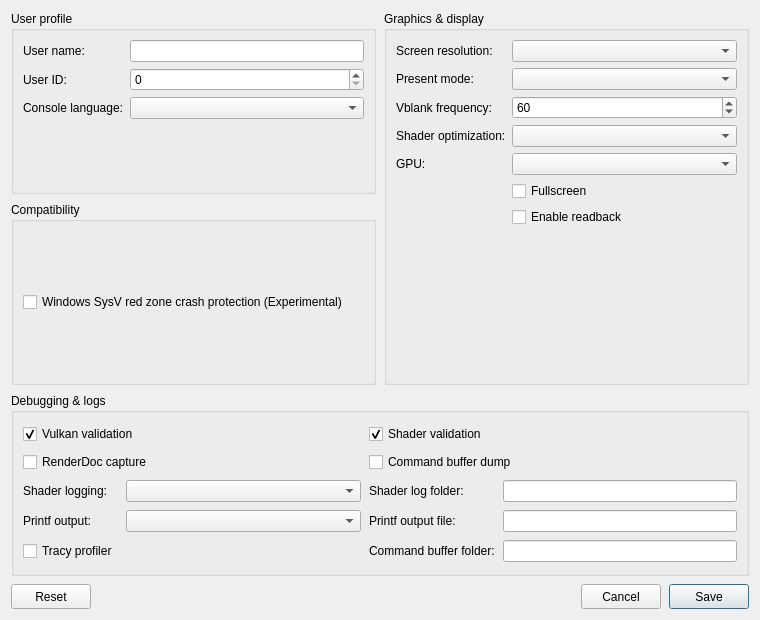
First picture: the form in src/launcher/forms/configuration_edit_dialog.ui, repository macery12/KytyPS5, before the edit.
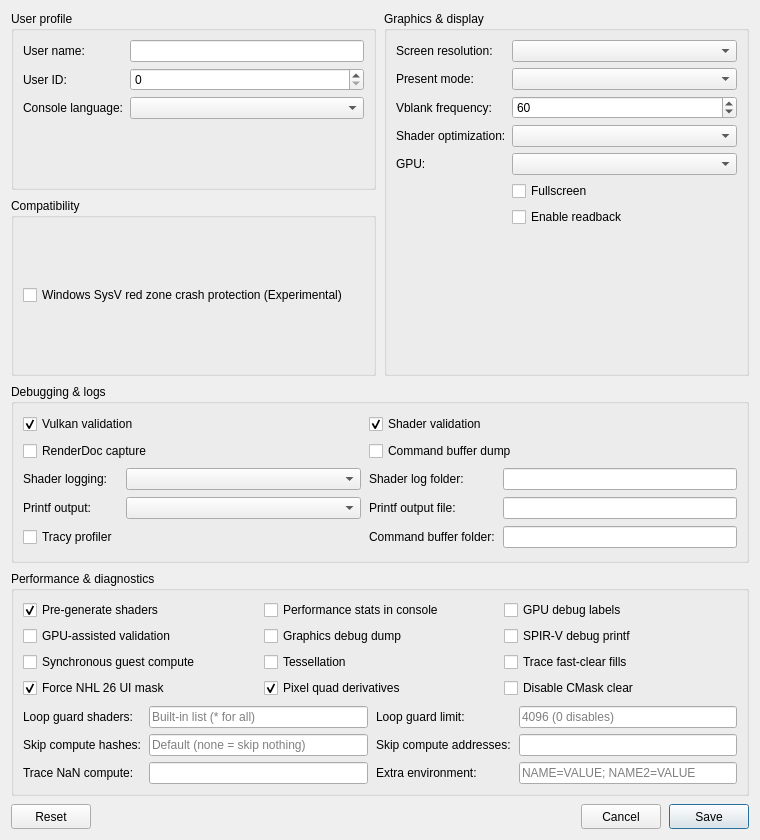
Second picture: the form after the edit. Custom widgets are drawn as their Qt base class.

Commit message: nhl-26: Add launcher performance and diagnostics settings

```diff
--- a/src/launcher/forms/configuration_edit_dialog.ui
+++ b/src/launcher/forms/configuration_edit_dialog.ui
@@ -7,7 +7,7 @@
     <x>0</x>
     <y>0</y>
     <width>760</width>
-    <height>620</height>
+    <height>840</height>
    </rect>
   </property>
   <property name="windowTitle">
@@ -271,6 +271,173 @@
        </layout>
       </widget>
      </item>
+     <item row="3" column="0" colspan="2">
+      <widget class="QGroupBox" name="diagnostics_group">
+       <property name="title">
+        <string>Performance &amp;&amp; diagnostics</string>
+       </property>
+       <layout class="QVBoxLayout" name="diagnosticsLayout">
+        <property name="spacing"><number>8</number></property>
+        <item>
+         <layout class="QGridLayout" name="diagnosticsSwitchesLayout" columnstretch="1,1,1">
+          <property name="horizontalSpacing"><number>8</number></property>
+          <property name="verticalSpacing"><number>6</number></property>
+          <item row="0" column="0">
+           <widget class="QCheckBox" name="checkBox_pre_gen">
+            <property name="toolTip"><string>--pre-gen: record the shaders and pipelines each run compiles, then compile the recorded ones before the game starts so later runs hitch less. Records are kept in _PipelineCache</string></property>
+            <property name="text"><string>Pre-generate shaders</string></property>
+            <property name="checked"><bool>true</bool></property>
+           </widget>
+          </item>
+          <item row="0" column="1">
+           <widget class="QCheckBox" name="checkBox_perf_stats">
+            <property name="toolTip"><string>KYTY_PERF_STATS=1: print a PerfStats line to the console once per second (FPS, draws, memory faults, readbacks, shader and pipeline compiles, GPU waits)</string></property>
+            <property name="text"><string>Performance stats in console</string></property>
+           </widget>
+          </item>
+          <item row="0" column="2">
+           <widget class="QCheckBox" name="checkBox_gpu_labels">
+            <property name="toolTip"><string>KYTY_GPU_LABELS=1: label every draw and dispatch for RenderDoc and GPU crash dumps. Slows busy scenes; graphics debug dump also enables labels</string></property>
+            <property name="text"><string>GPU debug labels</string></property>
+           </widget>
+          </item>
+          <item row="1" column="0">
+           <widget class="QCheckBox" name="checkBox_gpu_assisted_validation">
+            <property name="toolTip"><string>--gpu-assisted-validation: bounds-check shader resource accesses on the GPU. Implies Vulkan validation; very slow</string></property>
+            <property name="text"><string>GPU-assisted validation</string></property>
+           </widget>
+          </item>
+          <item row="1" column="1">
+           <widget class="QCheckBox" name="checkBox_graphics_debug_dump">
+            <property name="toolTip"><string>--graphics-debug-dump: write graphics debug dumps and name Vulkan objects. Slow</string></property>
+            <property name="text"><string>Graphics debug dump</string></property>
+           </widget>
+          </item>
+          <item row="1" column="2">
+           <widget class="QCheckBox" name="checkBox_spirv_debug_printf">
+            <property name="toolTip"><string>--spirv-debug-printf: enable debug printf output from translated shaders</string></property>
+            <property name="text"><string>SPIR-V debug printf</string></property>
+           </widget>
+          </item>
+          <item row="2" column="0">
+           <widget class="QCheckBox" name="checkBox_sync_compute">
+            <property name="toolTip"><string>KYTY_SYNC_COMPUTE=1: wait for every guest compute dispatch to finish. For diagnosing GPU stalls; very slow</string></property>
+            <property name="text"><string>Synchronous guest compute</string></property>
+           </widget>
+          </item>
+          <item row="2" column="1">
+           <widget class="QCheckBox" name="checkBox_tessellation">
+            <property name="toolTip"><string>KYTY_ENABLE_TESSELLATION=1: compile patch draws through the tessellation path instead of skipping them</string></property>
+            <property name="text"><string>Tessellation</string></property>
+           </widget>
+          </item>
+          <item row="2" column="2">
+           <widget class="QCheckBox" name="checkBox_trace_dcc">
+            <property name="toolTip"><string>KYTY_TRACE_DCC=1: log fast-clear metadata fills and decisions to the console</string></property>
+            <property name="text"><string>Trace fast-clear fills</string></property>
+           </widget>
+          </item>
+          <item row="3" column="0">
+           <widget class="QCheckBox" name="checkBox_force_ui_mask">
+            <property name="toolTip"><string>KYTY_FORCE_UI_MASK: force the NHL 26 compositor UI mask. On by default; unchecking sets the variable to 0</string></property>
+            <property name="text"><string>Force NHL 26 UI mask</string></property>
+            <property name="checked"><bool>true</bool></property>
+           </widget>
+          </item>
+          <item row="3" column="1">
+           <widget class="QCheckBox" name="checkBox_pixel_quad_derivatives">
+            <property name="toolTip"><string>KYTY_PIXEL_QUAD_DERIVATIVES: emulate pixel quad moves with fine derivatives. On by default; unchecking uses the old subgroup shuffle</string></property>
+            <property name="text"><string>Pixel quad derivatives</string></property>
+            <property name="checked"><bool>true</bool></property>
+           </widget>
+          </item>
+          <item row="3" column="2">
+           <widget class="QCheckBox" name="checkBox_disable_cmask_clear">
+            <property name="toolTip"><string>KYTY_DISABLE_CMASK_CLEAR=1: upload CMask fast clears from guest memory instead of clearing on the host (for A/B tests)</string></property>
+            <property name="text"><string>Disable CMask clear</string></property>
+           </widget>
+          </item>
+         </layout>
+        </item>
+        <item>
+         <layout class="QGridLayout" name="diagnosticsValuesLayout" columnstretch="0,1,0,1">
+          <property name="horizontalSpacing"><number>8</number></property>
+          <property name="verticalSpacing"><number>6</number></property>
+          <item row="0" column="0">
+           <widget class="QLabel" name="label_loop_guard_hashes">
+            <property name="text"><string>Loop guard shaders:</string></property>
+           </widget>
+          </item>
+          <item row="0" column="1">
+           <widget class="QLineEdit" name="lineEdit_loop_guard_hashes">
+            <property name="toolTip"><string>KYTY_SHADER_LOOP_GUARD_HASHES: comma-separated shader hashes that get a loop iteration guard, or * for every shader. Empty uses the built-in list</string></property>
+            <property name="placeholderText"><string>Built-in list (* for all)</string></property>
+            <property name="clearButtonEnabled"><bool>true</bool></property>
+           </widget>
+          </item>
+          <item row="0" column="2">
+           <widget class="QLabel" name="label_loop_limit">
+            <property name="text"><string>Loop guard limit:</string></property>
+           </widget>
+          </item>
+          <item row="0" column="3">
+           <widget class="QLineEdit" name="lineEdit_loop_limit">
+            <property name="toolTip"><string>KYTY_SHADER_LOOP_LIMIT: iteration budget of the shader loop guard. Empty uses 4096; 0 disables the guard</string></property>
+            <property name="placeholderText"><string>4096 (0 disables)</string></property>
+            <property name="clearButtonEnabled"><bool>true</bool></property>
+           </widget>
+          </item>
+          <item row="1" column="0">
+           <widget class="QLabel" name="label_skip_cs_hashes">
+            <property name="text"><string>Skip compute hashes:</string></property>
+           </widget>
+          </item>
+          <item row="1" column="1">
+           <widget class="QLineEdit" name="lineEdit_skip_cs_hashes">
+            <property name="toolTip"><string>KYTY_SKIP_CS_HASH: comma-separated guest compute shader hashes to skip (up to 16). Empty keeps the default 0x0873b3a2bce038b2; any other text replaces it, e.g. none to skip nothing</string></property>
+            <property name="placeholderText"><string>Default (none = skip nothing)</string></property>
+            <property name="clearButtonEnabled"><bool>true</bool></property>
+           </widget>
+          </item>
+          <item row="1" column="2">
+           <widget class="QLabel" name="label_skip_cs_addresses">
+            <property name="text"><string>Skip compute addresses:</string></property>
+           </widget>
+          </item>
+          <item row="1" column="3">
+           <widget class="QLineEdit" name="lineEdit_skip_cs_addresses">
+            <property name="toolTip"><string>KYTY_SKIP_CS_ADDRESS: comma-separated guest compute shader addresses to skip (up to 16)</string></property>
+            <property name="clearButtonEnabled"><bool>true</bool></property>
+           </widget>
+          </item>
+          <item row="2" column="0">
+           <widget class="QLabel" name="label_trace_nan_cs">
+            <property name="text"><string>Trace NaN compute:</string></property>
+           </widget>
+          </item>
+          <item row="2" column="1">
+           <widget class="QLineEdit" name="lineEdit_trace_nan_cs">
+            <property name="toolTip"><string>KYTY_TRACE_NAN_CS: comma-separated compute shader hashes to check for NaN outputs, or * for all</string></property>
+            <property name="clearButtonEnabled"><bool>true</bool></property>
+           </widget>
+          </item>
+          <item row="2" column="2">
+           <widget class="QLabel" name="label_extra_environment">
+            <property name="text"><string>Extra environment:</string></property>
+           </widget>
+          </item>
+          <item row="2" column="3">
+           <widget class="QLineEdit" name="lineEdit_extra_environment">
+            <property name="toolTip"><string>Other environment variables for the emulator, as NAME=VALUE entries separated by ;</string></property>
+            <property name="placeholderText"><string>NAME=VALUE; NAME2=VALUE</string></property>
+            <property name="clearButtonEnabled"><bool>true</bool></property>
+           </widget>
+          </item>
+         </layout>
+        </item>
+       </layout>
+      </widget>
+     </item>
     </layout>
    </item>
    <item row="2" column="0">
```
The commit also changes 3 other files.
